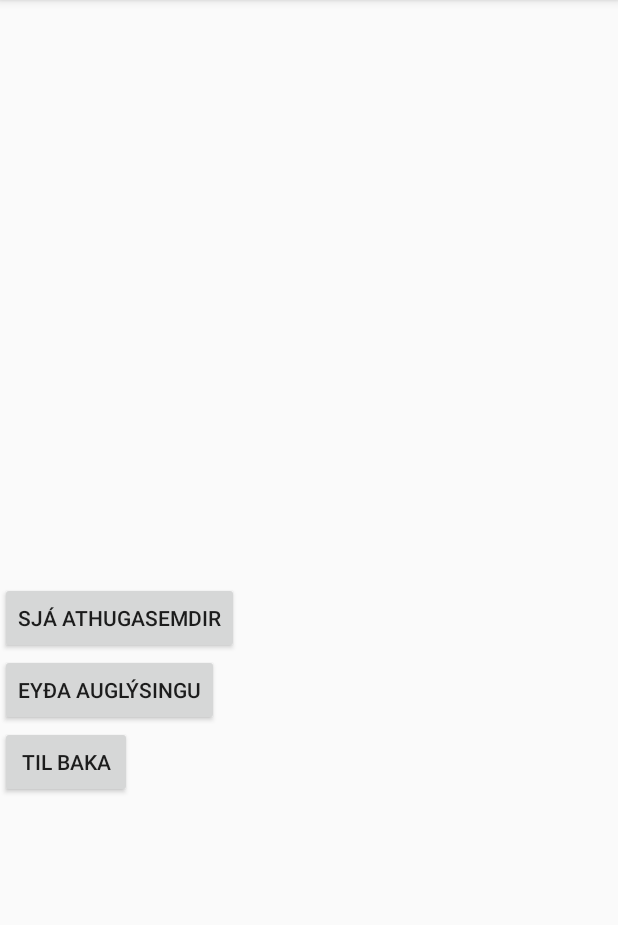
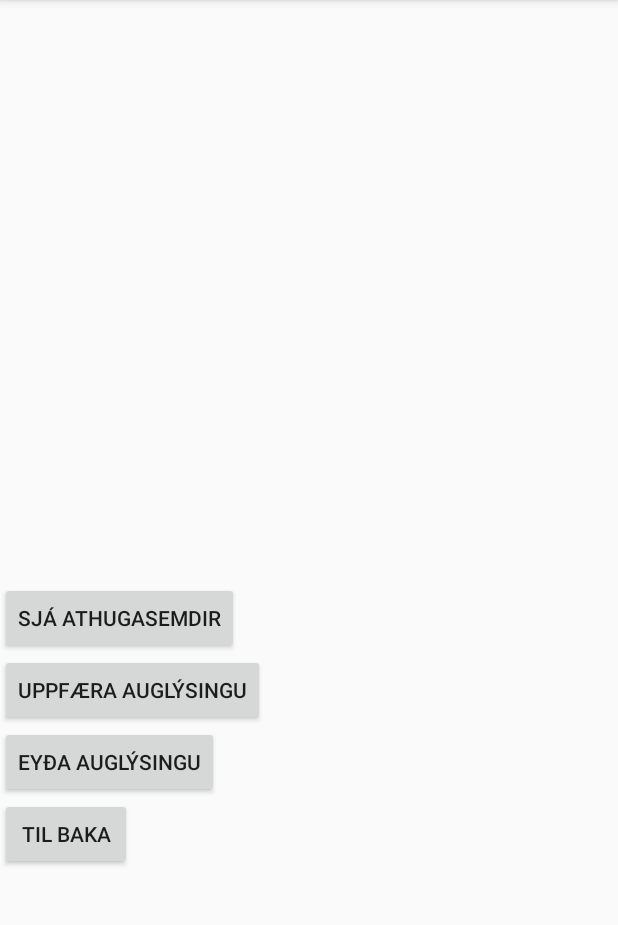
Before and after one commit to smh28/Gefins, an Android app: the DisplaySingleAdFragment screen opened directly, with no data from a screen before it, on a phone screen of 412 x 824 dp, the part 84-1009 px from its top. Run offline under Robolectric (Android 15) with nearby library versions, the phone set to English and light mode, and no system bars.

Commit message:
Bætt við nýjum hnappi í viðmóti -Uppfæra auglýsingu

```diff
--- a/app/src/main/res/layout/fragment_display_single_ad.xml
+++ b/app/src/main/res/layout/fragment_display_single_ad.xml
@@ -92,6 +92,14 @@ skipta niður á text view til að fá betra útlit -->
         tools:layout_editor_absoluteY="301dp" />
 
     <Button
+        android:id="@+id/update_button"
+        android:layout_width="wrap_content"
+        android:layout_height="wrap_content"
+        android:text="@string/uppfaera_auglysingu"
+        tools:layout_editor_absoluteX="148dp"
+        tools:layout_editor_absoluteY="301dp" />
+
+    <Button
         android:id="@+id/delete_button"
         android:layout_width="wrap_content"
         android:layout_height="wrap_content"
--- a/app/src/main/res/values/strings.xml
+++ b/app/src/main/res/values/strings.xml
@@ -135,6 +135,8 @@
     <string name="inbox">Innhólf</string>
     <string name="reply">Svara</string>
     <string name="outbox">Úthólf</string>
+
+    <string name="uppfaera_auglysingu">Uppfæra auglýsingu</string>
     <string name="eyda_auglysingu">Eyða auglýsingu</string>
     <string name="ad_deleted_successfully">Tókst að eyða auglýsingu</string>
     <string name="ad_not_deleted">Ekki tókst að eyða auglýsingu</string>
```
Also changed, not shown: app/src/main/java/is/hi/teymi9/gefins/SearchTypeFragment.java (+4 -21 lines).
